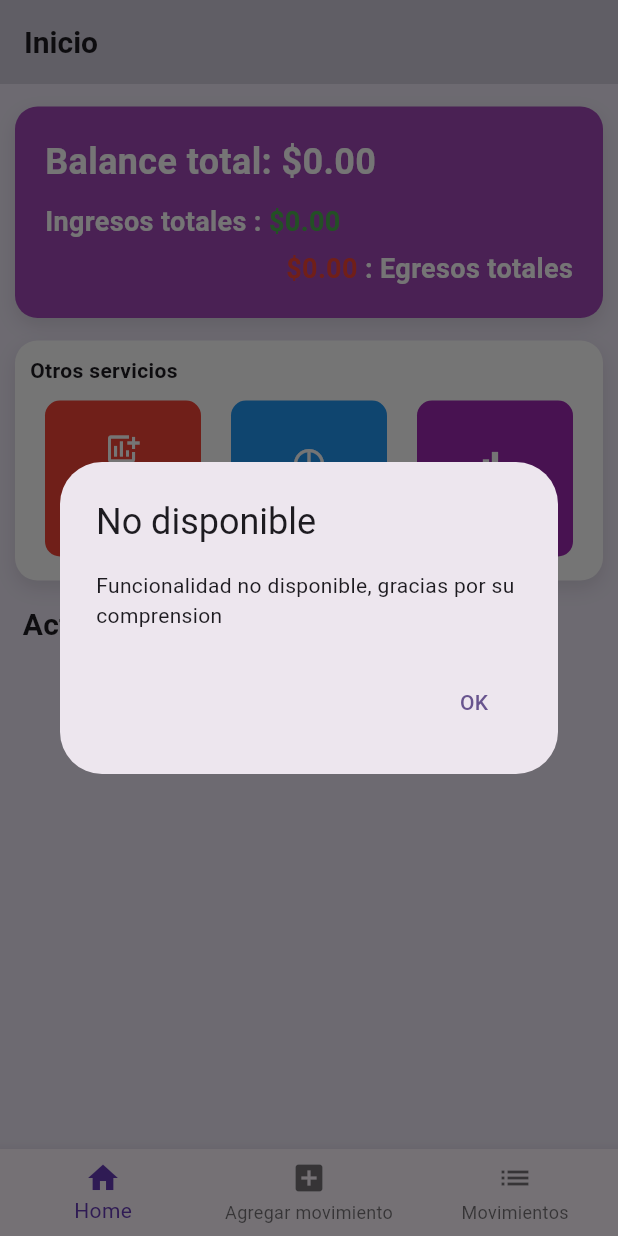
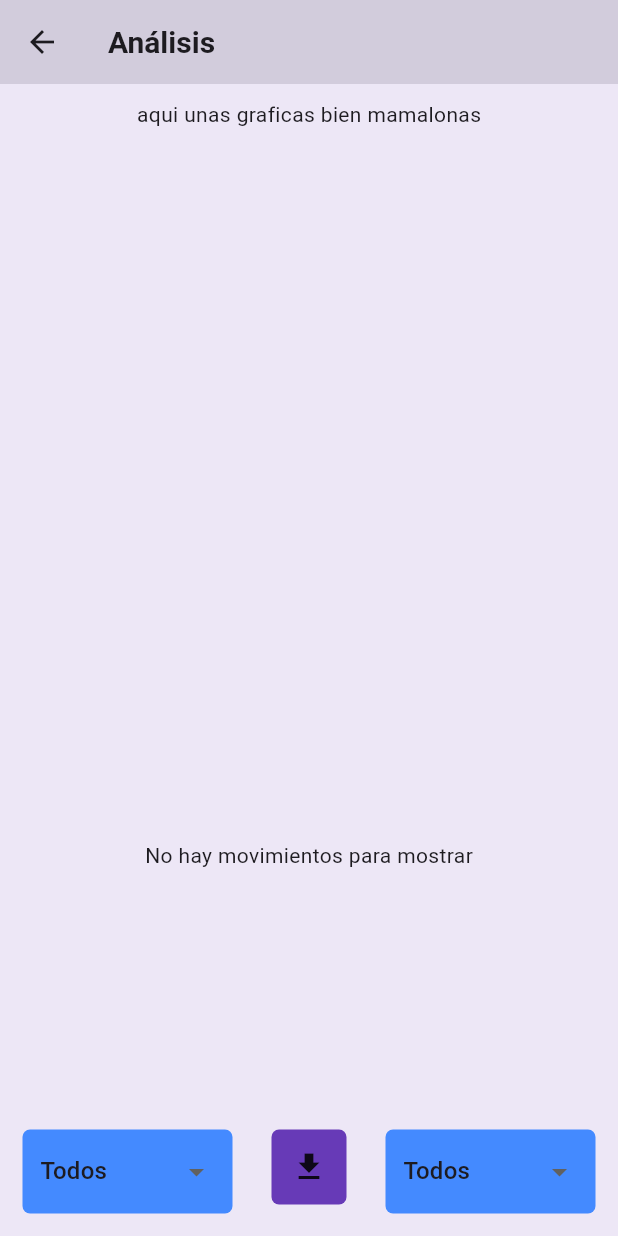
Before and after one commit to Jnpvl/ControlDeGastos, a Flutter app: the screen it shows after launch, after a tap on "análisis", on a phone screen of 412 x 824 dp. Run offline on Flutter 3.47's test engine with Material 3 defaults, Android fonts, the phone set to English and light mode, and no system bars; our stand-ins replace flutter_colorpicker, google_fonts, localstorage.

Commit message:
analisis en camino

```diff
--- a/lib/components/otherServices.dart
+++ b/lib/components/otherServices.dart
@@ -1,5 +1,6 @@
 import 'package:flutter/material.dart';
 import 'package:money/components/customAlert.dart';
+import 'package:money/views/analisisView.dart';
 import 'package:money/views/categoriasView.dart';
 
 class OtherServices extends StatelessWidget {
@@ -65,11 +66,9 @@ class OtherServices extends StatelessWidget {
                     label: 'análisis',
                     color: Colors.purple,
                     onTap: () {
-                      CustomAlert.showInfoDialog(
-                        context: context,
-                        title: 'No disponible',
-                        message:
-                            'Funcionalidad no disponible, gracias por su comprension',
+                      Navigator.push(
+                        context,
+                        MaterialPageRoute(builder: (context) => AnalisisView()),
                       );
                     }),
               ],
--- a/lib/services/movimiento_provider.dart
+++ b/lib/services/movimiento_provider.dart
@@ -62,4 +62,8 @@ class MovimientoProvider with ChangeNotifier {
         .where((movimiento) => movimiento.tipo == "Egreso")
         .fold(0.0, (sum, current) => sum + current.cantidad);
   }
+
+  Set<String> get tiposDeMovimiento {
+    return _movimientos.map((mov) => mov.tipo).toSet();
+  }
 }
--- /dev/null
+++ b/lib/views/analisisView.dart
@@ -0,0 +1,150 @@
+import 'package:flutter/material.dart';
+import 'package:provider/provider.dart';
+import 'package:money/models/Movimiento.dart';
+import 'package:money/services/categoria_provider.dart';
+import 'package:money/services/movimiento_provider.dart';
+import 'package:money/components/customAppBar.dart';
+
+class AnalisisView extends StatefulWidget {
+  const AnalisisView({Key? key}) : super(key: key);
+
+  @override
+  _AnalisisViewState createState() => _AnalisisViewState();
+}
+
+class _AnalisisViewState extends State<AnalisisView> {
+  String _selectedCategoria = 'Todos';
+  String _selectedTipoMovimiento = 'Todos';
+
+  @override
+  Widget build(BuildContext context) {
+    final categoriaProvider = Provider.of<CategoriaProvider>(context);
+    final List<String> categorias = ['Todos'] +
+        categoriaProvider.categorias
+            .map((categoria) => categoria.nombre)
+            .toList();
+
+    final movimientoProvider = Provider.of<MovimientoProvider>(context);
+    final List<Movimiento> movimientos = movimientoProvider.movimientos;
+
+    List<Movimiento> movimientosFiltrados = movimientos.where((movimiento) {
+      bool matchCategoria = _selectedCategoria == 'Todos' ||
+          movimiento.categoria == _selectedCategoria;
+      bool matchTipoMovimiento = _selectedTipoMovimiento == 'Todos' ||
+          movimiento.tipo == _selectedTipoMovimiento;
+      return matchCategoria && matchTipoMovimiento;
+    }).toList();
+
+    return SafeArea(
+      child: Scaffold(
+        backgroundColor: Colors.deepPurple[50],
+        appBar: CustomAppBar(showTitle: true, titleText: 'Análisis'),
+        body: Container(
+          margin: const EdgeInsets.all(10),
+          child: Column(
+            children: [
+              Expanded(
+                  child: Container(
+                child: Text('aqui unas graficas bien mamalonas'),
+              )),
+              Expanded(
+                child: movimientosFiltrados.isNotEmpty
+                    ? ListView.builder(
+                        itemCount: movimientosFiltrados.length,
+                        itemBuilder: (context, index) {
+                          final movimiento = movimientosFiltrados[index];
+                          return ListTile(
+                            title: Text(
+                                "${movimiento.tipo}: \$${movimiento.cantidad}"),
+                            subtitle: Text(
+                                "${movimiento.categoria} - ${movimiento.concepto}"),
+                          );
+                        },
+                      )
+                    : Center(child: Text("No hay movimientos para mostrar")),
+              ),
+              SizedBox(height: 10),
+              _filtros(categorias),
+            ],
+          ),
+        ),
+      ),
+    );
+  }
+
+  Row _filtros(List<String> categorias) {
+    return Row(
+      mainAxisAlignment: MainAxisAlignment.spaceBetween,
+      crossAxisAlignment: CrossAxisAlignment.start,
+      children: [
+        Container(
+          width: 140,
+          margin: EdgeInsets.all(5),
+          padding: EdgeInsets.symmetric(horizontal: 12, vertical: 4),
+          decoration: BoxDecoration(
+            color: Colors.blueAccent,
+            borderRadius: BorderRadius.circular(5),
+          ),
+          child: DropdownButtonHideUnderline(
+            child: DropdownButton<String>(
+              isExpanded: true,
+              value: _selectedCategoria,
+              dropdownColor: Colors.blueAccent,
+              onChanged: (String? newValue) {
+                setState(() {
+                  _selectedCategoria = newValue!;
+                });
+              },
+              items: categorias.map<DropdownMenuItem<String>>((String value) {
+                return DropdownMenuItem<String>(
+                  value: value,
+                  child: Text(value),
+                );
+              }).toList(),
+            ),
+          ),
+        ),
+        Container(
+          decoration: BoxDecoration(
+              color: Colors.deepPurple, borderRadius: BorderRadius.circular(5)),
+          height: 50,
+          width: 50,
+          margin: EdgeInsets.all(5),
+          child: GestureDetector(
+            child: Icon(Icons.download),
+            onTap: () {
+              print('descargando');
+            },
+          ),
+        ),
+        Container(
+          width: 140,
+          margin: EdgeInsets.all(5),
+          padding: EdgeInsets.symmetric(horizontal: 12, vertical: 4),
+          decoration: BoxDecoration(
+              color: Colors.blueAccent, borderRadius: BorderRadius.circular(5)),
+          child: DropdownButtonHideUnderline(
+            child: DropdownButton<String>(
+              isExpanded: true,
+              dropdownColor: Colors.blue,
+              borderRadius: BorderRadius.circular(10),
+              value: _selectedTipoMovimiento,
+              onChanged: (String? newValue) {
+                setState(() {
+                  _selectedTipoMovimiento = newValue!;
+                });
+              },
+              items: ['Todos', 'Ingreso', 'Egreso']
+                  .map<DropdownMenuItem<String>>((String value) {
+                return DropdownMenuItem<String>(
+                  value: value,
+                  child: Text(value),
+                );
+              }).toList(),
+            ),
+          ),
+        ),
+      ],
+    );
+  }
+}
```
